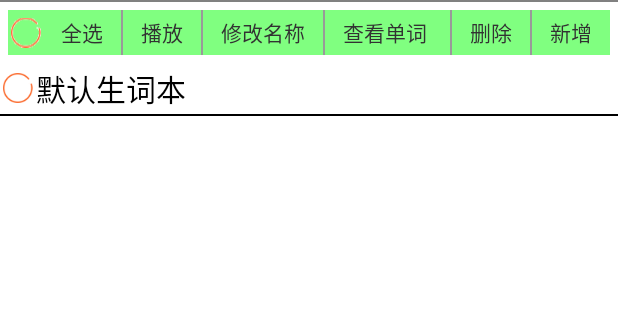
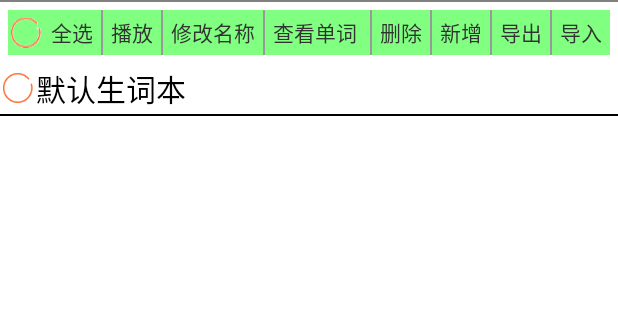
Before and after one commit to peterbug/DictionaryJ, an Android app: the fragment GroupManageFragment shown on its own in the app's theme, on a phone screen of 412 x 824 dp, the part 36-356 px from its top. Run offline under Robolectric (Android 15) with nearby library versions, the phone set to English and light mode, and no system bars; libraries missing offline, so code that uses them is left out: org.greenrobot.greendao; pictures from the network do not load; 2 statements that could not run were skipped.

```diff
--- a/app/src/main/res/drawable/ic_launcher_background.xml
+++ b/app/src/main/res/drawable/ic_launcher_background.xml
@@ -71,7 +71,7 @@
         android:fillColor="#00000000"
         android:pathData="M0,29L108,29"
         android:strokeWidth="0.8"
-        android:strokeColor="#33FFFFFF" />
+        android:strokeColor="#ffFF0000" />
     <path
         android:fillColor="#00000000"
         android:pathData="M0,39L108,39"
--- a/app/src/main/res/layout/activity_main.xml
+++ b/app/src/main/res/layout/activity_main.xml
@@ -69,7 +69,10 @@
         android:layout_marginRight="8dp"
         android:onClick="clearText"
         android:src="@drawable/ic_clear" />
-
+    <!--<ImageView-->
+        <!--android:layout_width="wrap_content"-->
+        <!--android:layout_height="wrap_content"-->
+        <!--android:src="@drawable/ic_launcher_background" />-->
     <TextView
         android:id="@+id/phoneti"
         android:layout_width="match_parent"
--- a/app/src/main/res/layout/group_manage_fragment.xml
+++ b/app/src/main/res/layout/group_manage_fragment.xml
@@ -16,10 +16,10 @@
         android:visibility="gone" />
 
     <LinearLayout
-        android:layout_below="@+id/title"
         android:id="@+id/top_menu"
         android:layout_width="match_parent"
         android:layout_height="wrap_content"
+        android:layout_below="@+id/title"
         android:layout_margin="5dp"
         android:background="#7f00ff00">
 
@@ -109,6 +109,34 @@
             android:layout_weight="1"
             android:gravity="center"
             android:text="新增" />
+
+        <View
+            android:layout_width="1dp"
+            android:layout_height="match_parent"
+            android:background="#999999" />
+
+        <TextView
+            android:id="@+id/dic_export"
+            android:layout_width="wrap_content"
+            android:layout_height="wrap_content"
+            android:layout_gravity="center"
+            android:layout_weight="1"
+            android:gravity="center"
+            android:text="导出" />
+
+        <View
+            android:layout_width="1dp"
+            android:layout_height="match_parent"
+            android:background="#999999" />
+
+        <TextView
+            android:id="@+id/dic_import"
+            android:layout_width="wrap_content"
+            android:layout_height="wrap_content"
+            android:layout_gravity="center"
+            android:layout_weight="1"
+            android:gravity="center"
+            android:text="导入" />
     </LinearLayout>
 
     <android.support.v7.widget.RecyclerView
```
Also changed, not shown: app/src/main/java/mvpdemo/hd/net/ruler/UI/AllWordsListFragment.java (+4 -4 lines), app/src/main/java/mvpdemo/hd/net/ruler/UI/GroupManageFragment.java (+16 -3 lines), app/src/main/java/mvpdemo/hd/net/ruler/UI/MainActivity.java (+36 -0 lines), greendao/src/main/java/mvpdemo/hd/greendao/DbInit.java (+21 -3 lines), app/src/main/res/mipmap-hdpi/ic_launcher.png, app/src/main/res/mipmap-hdpi/ic_launcher_round.png, app/src/main/res/mipmap-xhdpi/ic_launcher.png, app/src/main/res/mipmap-xhdpi/ic_launcher_round.png, app/src/main/res/mipmap-xxhdpi/ic_launcher.png, app/src/main/res/mipmap-xxhdpi/ic_launcher_round.png, app/src/main/res/mipmap-xxxhdpi/ic_launcher.png, app/src/main/res/mipmap-xxxhdpi/ic_launcher_round.png.
